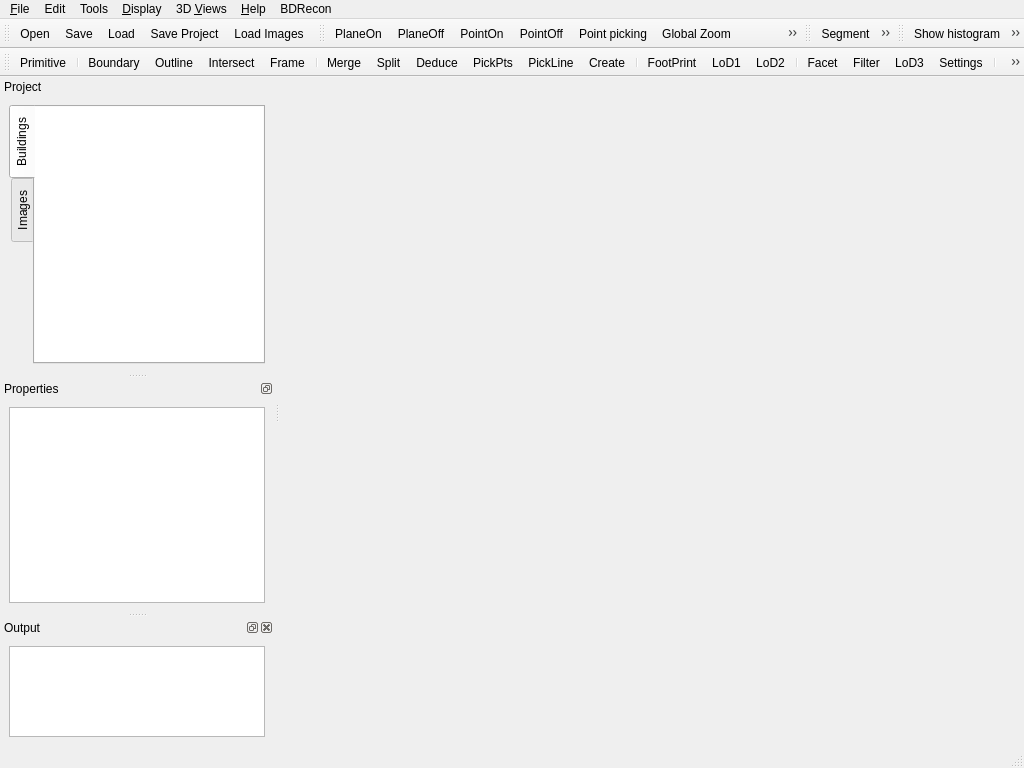
Before: the Qt Designer form qCC/ui_templates/mainWindow.ui in CloudCompare/CloudCompare, drawn with Qt 5.
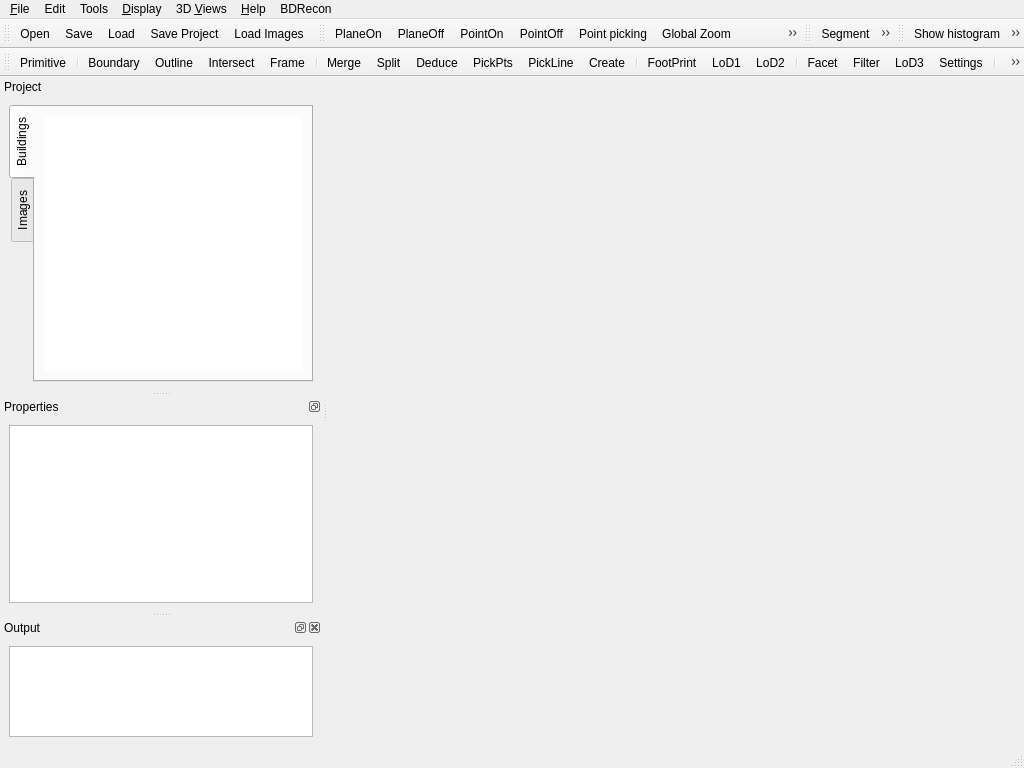
After: the same form once the commit is applied. Icons and pictures are not drawn. Custom widgets are drawn as their Qt base class.

Commit message: dbtree layout

Patch:
```diff
--- a/qCC/ui_templates/mainWindow.ui
+++ b/qCC/ui_templates/mainWindow.ui
@@ -566,8 +566,8 @@
   <widget class="QDockWidget" name="DockableDBTree">
    <property name="minimumSize">
     <size>
-     <width>168</width>
-     <height>290</height>
+     <width>222</width>
+     <height>314</height>
     </size>
    </property>
    <property name="floating">
@@ -609,15 +609,9 @@
         <attribute name="title">
          <string>Buildings</string>
         </attribute>
+        <layout class="QGridLayout" name="gridLayout">
+         <item row="0" column="0">
         <widget class="ccCustomQTreeView" name="dbTreeView">
-         <property name="geometry">
-          <rect>
-           <x>0</x>
-           <y>0</y>
-           <width>231</width>
-           <height>280</height>
-          </rect>
-         </property>
          <property name="minimumSize">
           <size>
            <width>150</width>
@@ -668,6 +662,8 @@
           <bool>true</bool>
          </property>
         </widget>
+         </item>
+        </layout>
        </widget>
        <widget class="QWidget" name="Images">
         <attribute name="icon">
```
Lines whose indentation alone changed are shown as unchanged.
